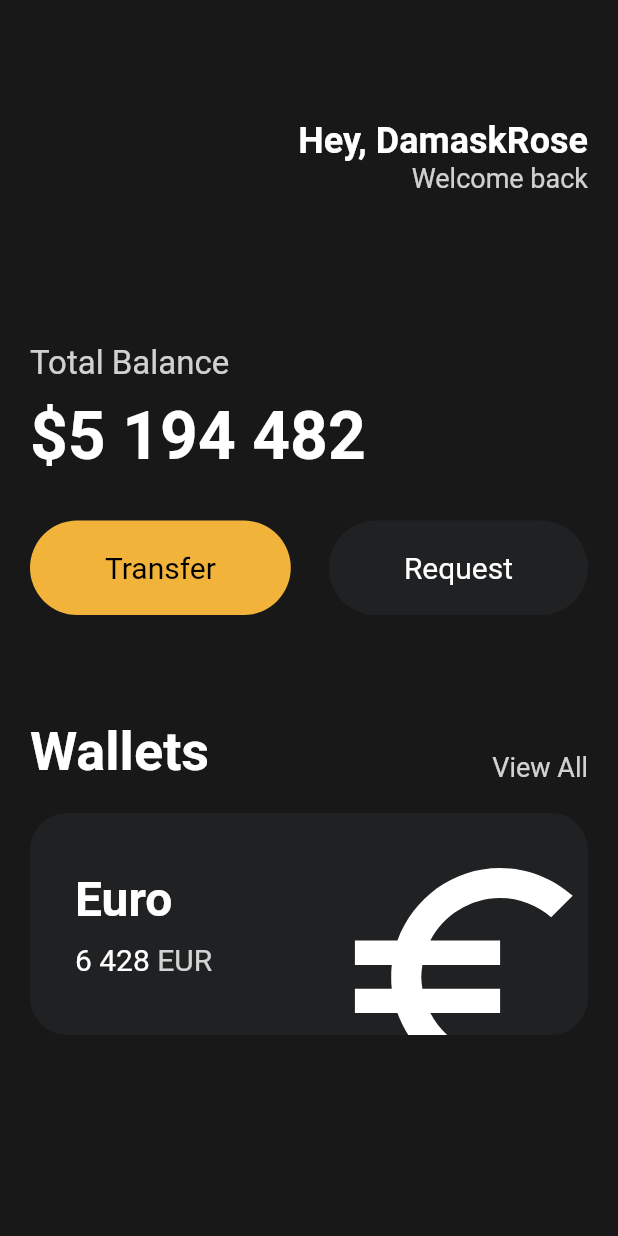
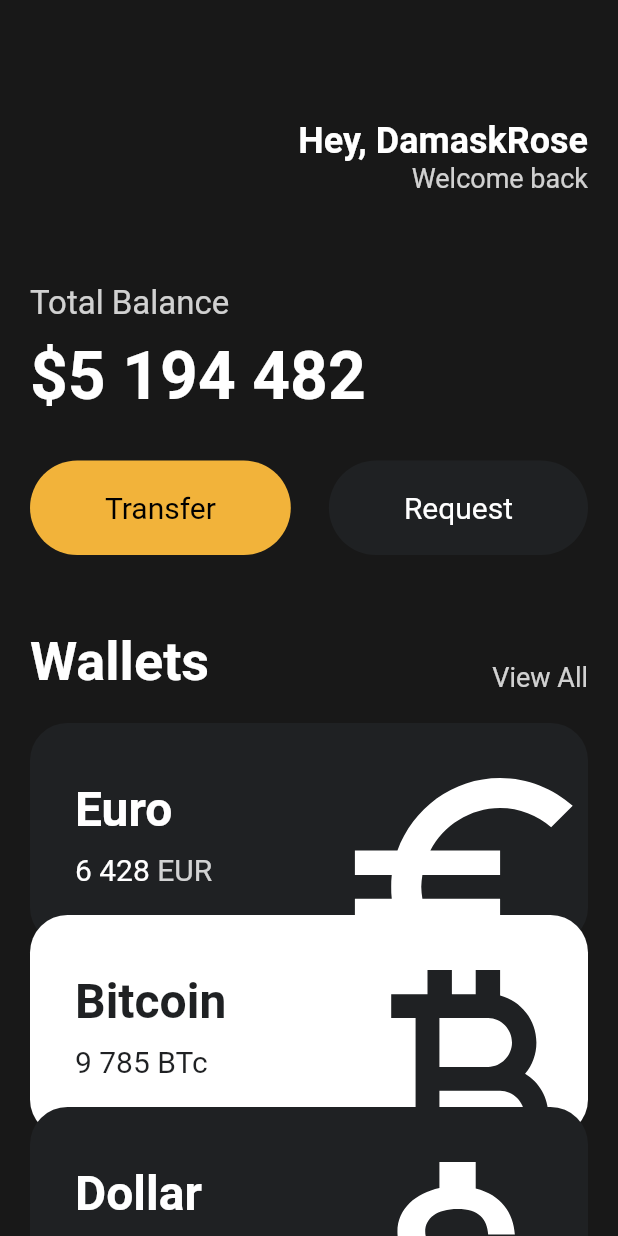
Before and after one commit to RosaDamascena/Flutter_Projects, a Flutter app: the screen it shows after launch, on a phone screen of 412 x 824 dp. Run offline on Flutter 3.47's test engine with Material 2 defaults, Android fonts, the phone set to English and light mode, and no system bars.

Commit message:
feat : Add the three cards in Wallets

```diff
--- a/financialapp/lib/main.dart
+++ b/financialapp/lib/main.dart
@@ -1,4 +1,5 @@
 import 'package:financialapp/widgets/button.dart';
+import 'package:financialapp/widgets/currency_card.dart';
 import 'package:flutter/material.dart';
 
 void main() {
@@ -11,7 +12,8 @@
     return MaterialApp(
       home: Scaffold(
         backgroundColor: const Color(0xFF181818),
-        body: Padding(
+        body: SingleChildScrollView(
+          child: Padding(
             padding: const EdgeInsets.symmetric(
               horizontal: 20,
             ),
@@ -47,7 +49,7 @@
                   ],
                 ),
                 const SizedBox(
-                height: 100,
+                  height: 60,
                 ),
                 Text(
                   'Total Balance',
@@ -86,7 +88,7 @@
                   ],
                 ),
                 const SizedBox(
-                height: 70,
+                  height: 50,
                 ),
                 Row(
                   crossAxisAlignment: CrossAxisAlignment.end,
@@ -112,72 +114,37 @@
                 const SizedBox(
                   height: 20,
                 ),
-              Container(
-                clipBehavior: Clip.hardEdge,
-                decoration: BoxDecoration(
-                  color: const Color(0xFF1F2123),
-                  borderRadius: BorderRadius.circular(25),
+                const CurrencyCard(
+                  name: 'Euro',
+                  code: 'EUR',
+                  amount: '6 428',
+                  icon: Icons.euro_symbol,
+                  isInverted: false,
                 ),
-                child: Padding(
-                  padding: const EdgeInsets.all(30),
-                  child: Row(
-                    mainAxisAlignment: MainAxisAlignment.spaceBetween,
-                    children: [
-                      Column(
-                        crossAxisAlignment: CrossAxisAlignment.start,
-                        children: [
-                          const Text(
-                            'Euro',
-                            style: TextStyle(
-                              color: Colors.white,
-                              fontSize: 32,
-                              fontWeight: FontWeight.w600,
+                Transform.translate(
+                  offset: const Offset(0, -20),
+                  child: const CurrencyCard(
+                    name: 'Bitcoin',
+                    code: 'BTc',
+                    amount: '9 785',
+                    icon: Icons.currency_bitcoin_outlined,
+                    isInverted: true,
                   ),
                 ),
-                          const SizedBox(
-                            height: 10,
-                          ),
-                          Row(
-                            children: [
-                              const Text(
-                                '6 428',
-                                style: TextStyle(
-                                  color: Colors.white,
-                                  fontSize: 20,
-                                ),
-                              ),
-                              const SizedBox(
-                                width: 5,
-                              ),
-                              Text(
-                                'EUR',
-                                style: TextStyle(
-                                  color: Colors.white.withOpacity(0.8),
-                                  fontSize: 20,
-                                ),
-                              ),
-                            ],
-                          ),
-                        ],
-                      ),
-                      Transform.scale(
-                        scale: 2.2,
-                        child: Transform.translate(
-                          offset: const Offset(-4, 16),
-                          child: const Icon(
-                            Icons.euro_symbol,
-                            color: Colors.white,
-                            size: 88,
-                          ),
+                Transform.translate(
+                  offset: const Offset(0, -40),
+                  child: const CurrencyCard(
+                    name: 'Dollar',
+                    code: 'USD',
+                    amount: '6 428',
+                    icon: Icons.attach_money_outlined,
+                    isInverted: false,
                   ),
                 ),
               ],
             ),
           ),
         ),
-            ],
-          ),
-        ),
       ),
     );
   }
--- /dev/null
+++ b/financialapp/lib/widgets/currency_card.dart
@@ -0,0 +1,87 @@
+import 'package:flutter/material.dart';
+
+class CurrencyCard extends StatelessWidget {
+  final String name, code, amount;
+  final IconData icon;
+  final bool isInverted;
+
+  final _blackColor = const Color(0xFF1F2123);
+
+  const CurrencyCard({
+    super.key,
+    required this.name,
+    required this.code,
+    required this.amount,
+    required this.icon,
+    required this.isInverted,
+  });
+
+  @override
+  Widget build(BuildContext context) {
+    return Container(
+      clipBehavior: Clip.hardEdge,
+      decoration: BoxDecoration(
+        color: isInverted ? Colors.white : _blackColor,
+        borderRadius: BorderRadius.circular(25),
+      ),
+      child: Padding(
+        padding: const EdgeInsets.all(30),
+        child: Row(
+          mainAxisAlignment: MainAxisAlignment.spaceBetween,
+          children: [
+            Column(
+              crossAxisAlignment: CrossAxisAlignment.start,
+              children: [
+                Text(
+                  name,
+                  style: TextStyle(
+                    color: isInverted ? _blackColor : Colors.white,
+                    fontSize: 32,
+                    fontWeight: FontWeight.w600,
+                  ),
+                ),
+                const SizedBox(
+                  height: 10,
+                ),
+                Row(
+                  children: [
+                    Text(
+                      amount,
+                      style: TextStyle(
+                        color: isInverted ? _blackColor : Colors.white,
+                        fontSize: 20,
+                      ),
+                    ),
+                    const SizedBox(
+                      width: 5,
+                    ),
+                    Text(
+                      code,
+                      style: TextStyle(
+                        color: isInverted
+                            ? _blackColor
+                            : Colors.white.withOpacity(0.8),
+                        fontSize: 20,
+                      ),
+                    ),
+                  ],
+                ),
+              ],
+            ),
+            Transform.scale(
+              scale: 2.2,
+              child: Transform.translate(
+                offset: const Offset(-4, 16),
+                child: Icon(
+                  icon,
+                  color: isInverted ? _blackColor : Colors.white,
+                  size: 88,
+                ),
+              ),
+            ),
+          ],
+        ),
+      ),
+    );
+  }
+}
```
Lines whose indentation alone changed are shown as unchanged.
